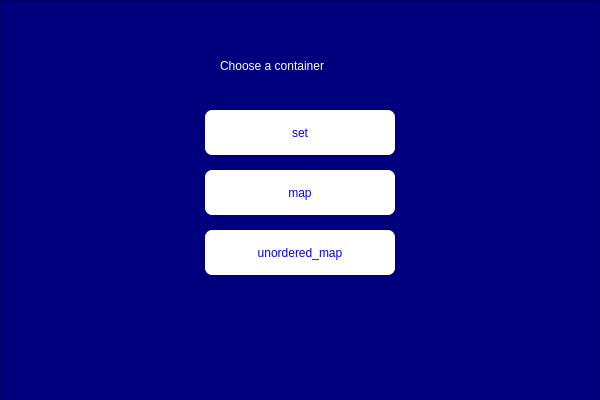
First picture: the form in super_task1/mainwindow.ui, repository FridrixJo/LABA-7, before the edit.
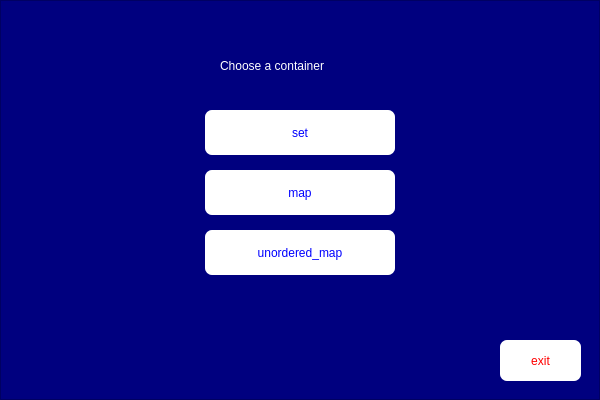
Second picture: the form after the edit.

Patch:
```diff
--- a/super_task1/mainwindow.ui
+++ b/super_task1/mainwindow.ui
@@ -14,7 +14,7 @@
    <string>MainWindow</string>
   </property>
   <widget class="QWidget" name="centralwidget">
-   <widget class="QPushButton" name="pushButton">
+   <widget class="QPushButton" name="set">
     <property name="geometry">
      <rect>
       <x>205</x>
@@ -33,7 +33,7 @@
      <string>set</string>
     </property>
    </widget>
-   <widget class="QPushButton" name="pushButton_2">
+   <widget class="QPushButton" name="map">
     <property name="geometry">
      <rect>
       <x>205</x>
@@ -52,7 +52,7 @@
      <string>map</string>
     </property>
    </widget>
-   <widget class="QPushButton" name="pushButton_3">
+   <widget class="QPushButton" name="unordered_map">
     <property name="geometry">
      <rect>
       <x>205</x>
@@ -101,11 +101,31 @@
      <string>Choose a container</string>
     </property>
    </widget>
+   <widget class="QPushButton" name="pushButton_4">
+    <property name="geometry">
+     <rect>
+      <x>500</x>
+      <y>340</y>
+      <width>81</width>
+      <height>41</height>
+     </rect>
+    </property>
+    <property name="styleSheet">
+     <string notr="true">background-color: rgb(255, 255, 255);
+border-radius:7px;
+font: 700 20pt &quot;System&quot;;
+color:rgb(255, 0, 0)</string>
+    </property>
+    <property name="text">
+     <string>exit</string>
+    </property>
+   </widget>
    <zorder>graphicsView</zorder>
-   <zorder>pushButton</zorder>
-   <zorder>pushButton_2</zorder>
-   <zorder>pushButton_3</zorder>
+   <zorder>set</zorder>
+   <zorder>map</zorder>
+   <zorder>unordered_map</zorder>
    <zorder>label</zorder>
+   <zorder>pushButton_4</zorder>
   </widget>
  </widget>
  <resources/>
```
